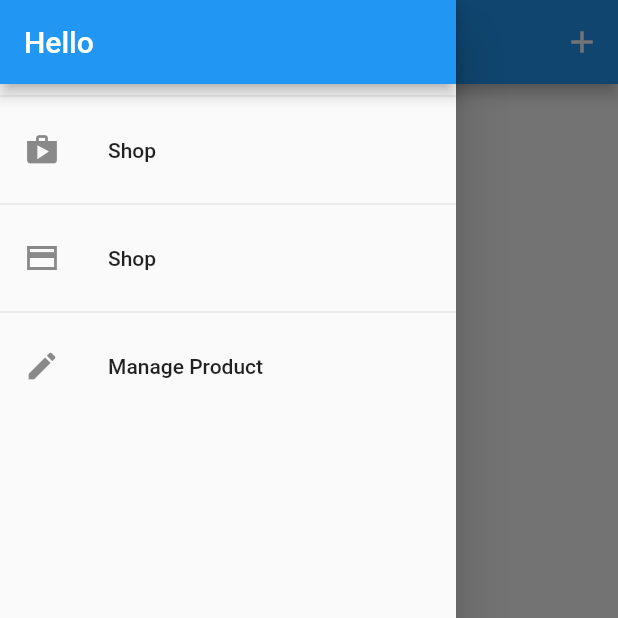
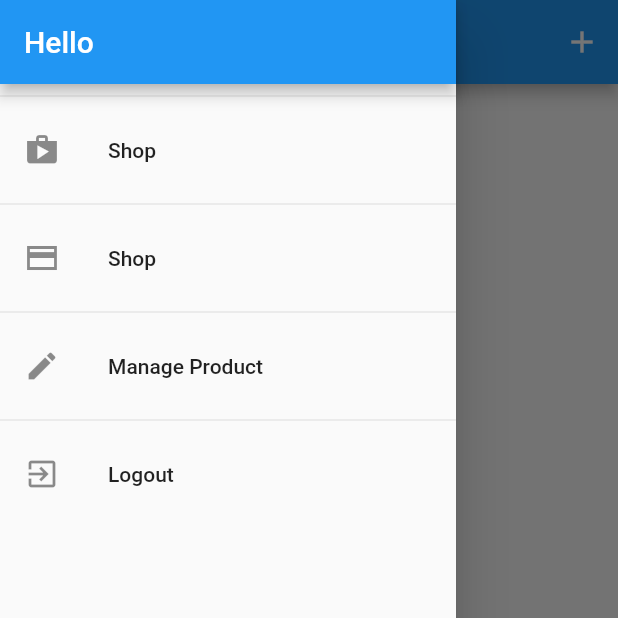
Before and after one commit to aditiakusuma/shop_app, a Flutter app: the UserProductsScreen screen opened by its route, with the side drawer open, on a phone screen of 412 x 824 dp, the top half of it. Run offline on Flutter 3.47's test engine with Material 2 defaults, Android fonts, the phone set to English and light mode, and no system bars.

Commit message:
add logout

```diff
--- a/lib/providers/auth.dart
+++ b/lib/providers/auth.dart
@@ -20,6 +20,7 @@ class Auth with ChangeNotifier {
         _token != null) {
       return _token;
     }
+    return null;
   }
 
   String get userId {
@@ -66,4 +67,11 @@ class Auth with ChangeNotifier {
   Future<void> login(String email, String password) async {
     return await _authenticate(email, password, 'signInWithPassword');
   }
+
+  void logout() {
+    _token = null;
+    _userId = null;
+    _expiryDate = null;
+    notifyListeners();
+  }
 }
--- a/lib/screens/user_products_screen.dart
+++ b/lib/screens/user_products_screen.dart
@@ -10,7 +10,8 @@ class UserProductsScreen extends StatelessWidget {
   static const routeName = '/user-products';
 
   Future<void> _refreshProducts(BuildContext context) async {
-    await Provider.of<Products>(context, listen: false).fetchAndSetProducts();
+    await Provider.of<Products>(context, listen: false)
+        .fetchAndSetProducts(true);
   }
 
   @override
--- a/lib/widgets/app_drawer.dart
+++ b/lib/widgets/app_drawer.dart
@@ -1,4 +1,6 @@
 import 'package:flutter/material.dart';
+import 'package:provider/provider.dart';
+import 'package:shop_app/providers/auth.dart';
 import 'package:shop_app/screens/user_products_screen.dart';
 import '../screens/orders_screen.dart';
 
@@ -42,6 +44,18 @@ class AppDrawer extends StatelessWidget {
               Navigator.of(context).pushNamed(UserProductsScreen.routeName);
             },
           ),
+          Divider(),
+          ListTile(
+            leading: Icon(
+              Icons.exit_to_app,
+            ),
+            title: Text('Logout'),
+            onTap: () {
+              Navigator.of(context).pop();
+              // Navigator.of(context).pushNamed(UserProductsScreen.routeName);
+              Provider.of<Auth>(context, listen: false).logout();
+            },
+          ),
         ],
       ),
     );
```
Also changed, not shown: lib/providers/products.dart (+5 -2 lines).
